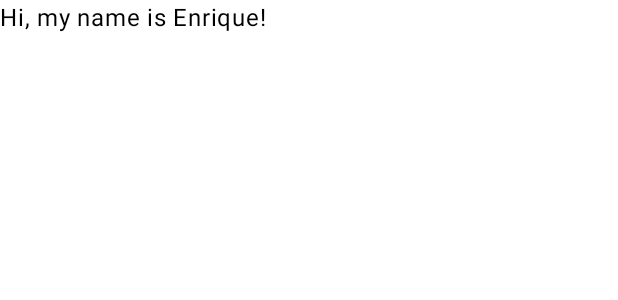
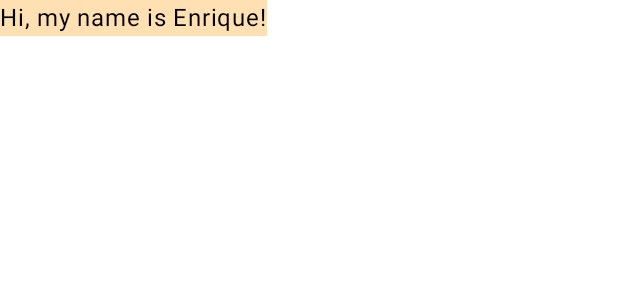
Before and after one commit to enrique-eg/Codelabs, an Android app built with Jetpack Compose: the @Preview function GreetingPreview, on a phone screen of 412 x 824 dp. Shown: the top 300 px of the screen. Run offline under Robolectric (Android 15) with nearby library versions, the phone set to English and light mode, and no system bars.

Commit message:
Cómo cambiar el color del fondo

```diff
--- a/app/src/main/java/com/example/greetingcard/MainActivity.kt
+++ b/app/src/main/java/com/example/greetingcard/MainActivity.kt
@@ -7,11 +7,14 @@ import androidx.activity.enableEdgeToEdge
 import androidx.compose.foundation.layout.fillMaxSize
 import androidx.compose.foundation.layout.padding
 import androidx.compose.material3.Scaffold
+import androidx.compose.material3.Surface
 import androidx.compose.material3.Text
 import androidx.compose.runtime.Composable
 import androidx.compose.ui.Modifier
+import androidx.compose.ui.graphics.Color
 import androidx.compose.ui.tooling.preview.Preview
 import com.example.greetingcard.ui.theme.GreetingCardTheme
+
 
 class MainActivity : ComponentActivity() {
     override fun onCreate(savedInstanceState: Bundle?) {
@@ -32,10 +35,12 @@ class MainActivity : ComponentActivity() {
 
 @Composable
 fun Greeting(name: String, modifier: Modifier = Modifier) {
-    Text(
-        text = "Hi, my name is $name!",
-        modifier = modifier
-    )
+    Surface(color = Color(255, 224, 178)) {
+        Text(
+            text = "Hi, my name is $name!",
+            modifier = modifier
+        )
+    }
 }
 
 @Preview(showBackground = true)
```
